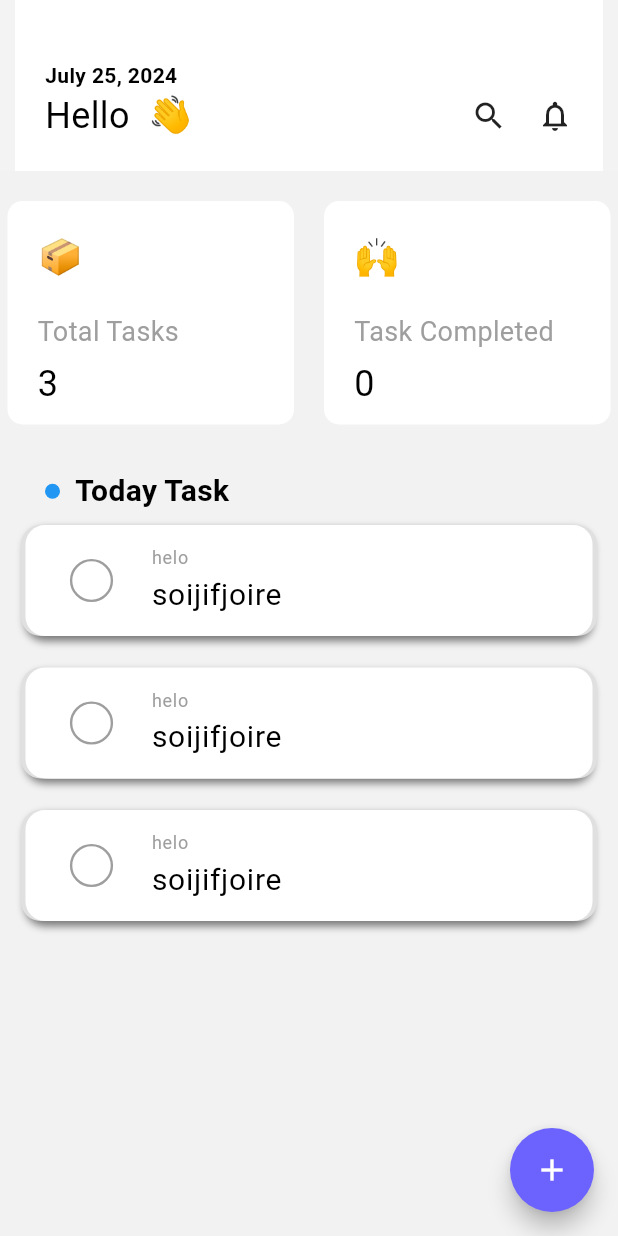
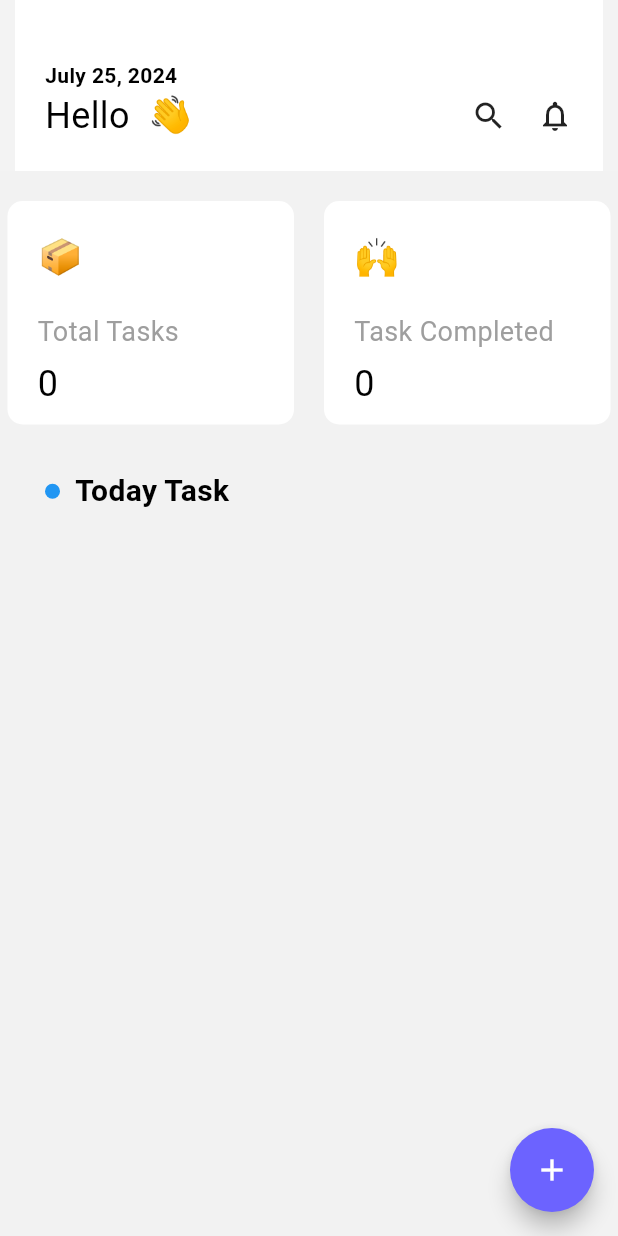
Before and after one commit to AYOPELUMI/Tasksify-App, a Flutter app: the ToDoHome screen opened directly, on a phone screen of 412 x 824 dp. Run offline on Flutter 3.47's test engine with Material 3 defaults, Android fonts, the phone set to English and light mode, and no system bars; drawn by our look-alikes of flutter_slidable, flutter_speed_dial; our stand-ins replace get.

Commit message:
finalised the UI

```diff
--- a/lib/Controller/taskController.dart
+++ b/lib/Controller/taskController.dart
@@ -3,26 +3,7 @@ import 'package:get/get.dart';
 import '../data/taskModel.dart';
 
 class TaskController extends GetxController{
-  var tasks = <TaskModel>[
-    TaskModel(
-      title:"helo",
-      description: "soijifjoire",
-      timeofCreation: "12-12-21",
-      status: false
-    ),
-        TaskModel(
-      title:"helo",
-      description: "soijifjoire",
-      timeofCreation: "12-12-21",
-      status: false
-    ),
-        TaskModel(
-      title:"helo",
-      description: "soijifjoire",
-      timeofCreation: "12-12-21",
-      status: false
-    )
-  ].obs;
+  var tasks = <TaskModel>[].obs;
 
   void addTask(TaskModel task){
     tasks.add(task);
--- a/lib/TaskComponent/DialogWidget.dart
+++ b/lib/TaskComponent/DialogWidget.dart
@@ -25,6 +25,7 @@ class DialogWidget extends StatelessWidget {
   @override
   Widget build(BuildContext context) {
     return AlertDialog(
+      backgroundColor:Colors.white,
       shape:RoundedRectangleBorder(borderRadius: BorderRadius.circular(15)),
       content: SizedBox(
         height:280,
--- a/lib/Widget/homeHeader.dart
+++ b/lib/Widget/homeHeader.dart
@@ -31,7 +31,7 @@ class HomeHeader extends StatelessWidget {
                     DateWidget(),
                     Row(
                       children: [
-                        Text("Hello  " + controller.nameController.text,
+                        Text("Hello " + controller.nameController.text + " ",
                           style: TextStyle(
                             color : Colors.black,
                             fontSize:24,
--- a/lib/Widget/taskDetails.dart
+++ b/lib/Widget/taskDetails.dart
@@ -29,7 +29,7 @@ class TaskDetails extends StatelessWidget {
           SizedBox(height:10),
           CustomTile(title:"Task Time of Creation : ", data: data.timeofCreation),
           SizedBox(height:10),
-          CustomTile(title:"Task completed status", data: data.status? "true" : "false"),
+          CustomTile(title:"Task completed status : ", data: data.status? "true" : "false"),
 
           SizedBox(height:30),
           ElevatedButton(
```
